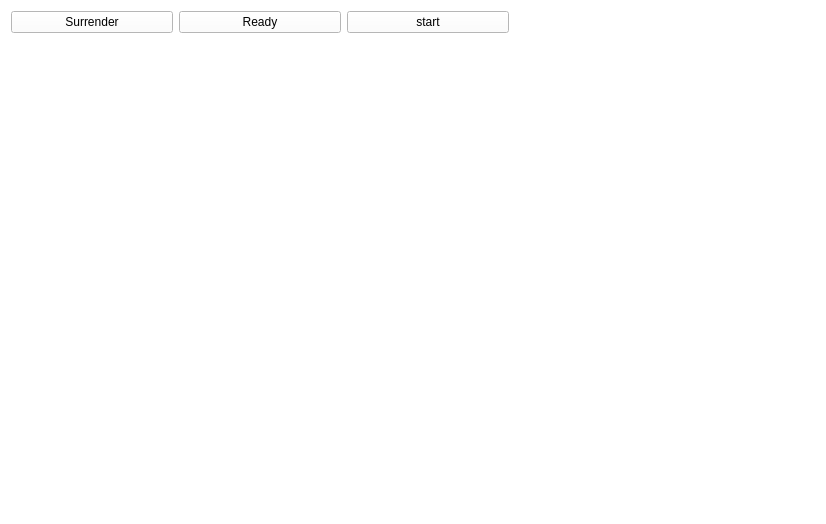
Above: HiddenChess/GameWidget.ui from Nekttuman/HiddenChess before the change. Below: the same form after it.
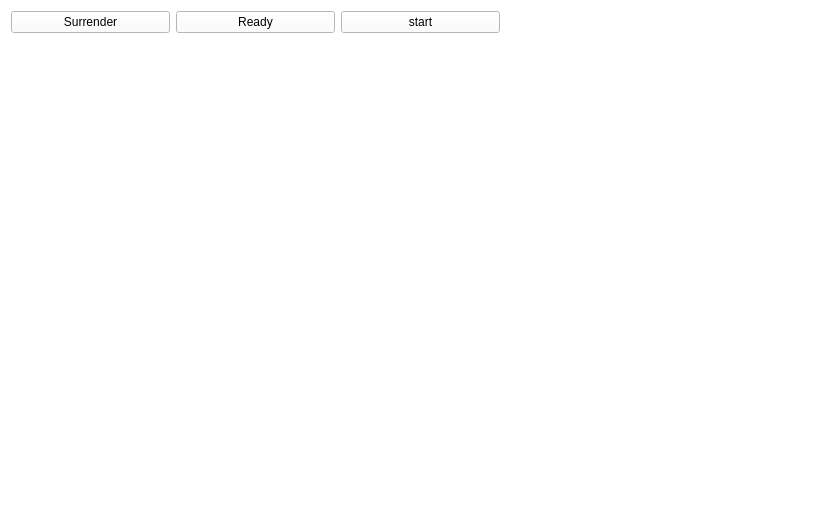
That is the form after the change. Custom widgets are drawn as their Qt base class.

What changed in the file:
```diff
--- a/HiddenChess/GameWidget.ui
+++ b/HiddenChess/GameWidget.ui
@@ -6,7 +6,7 @@
    <rect>
     <x>0</x>
     <y>0</y>
-    <width>826</width>
+    <width>817</width>
     <height>524</height>
    </rect>
   </property>
```
